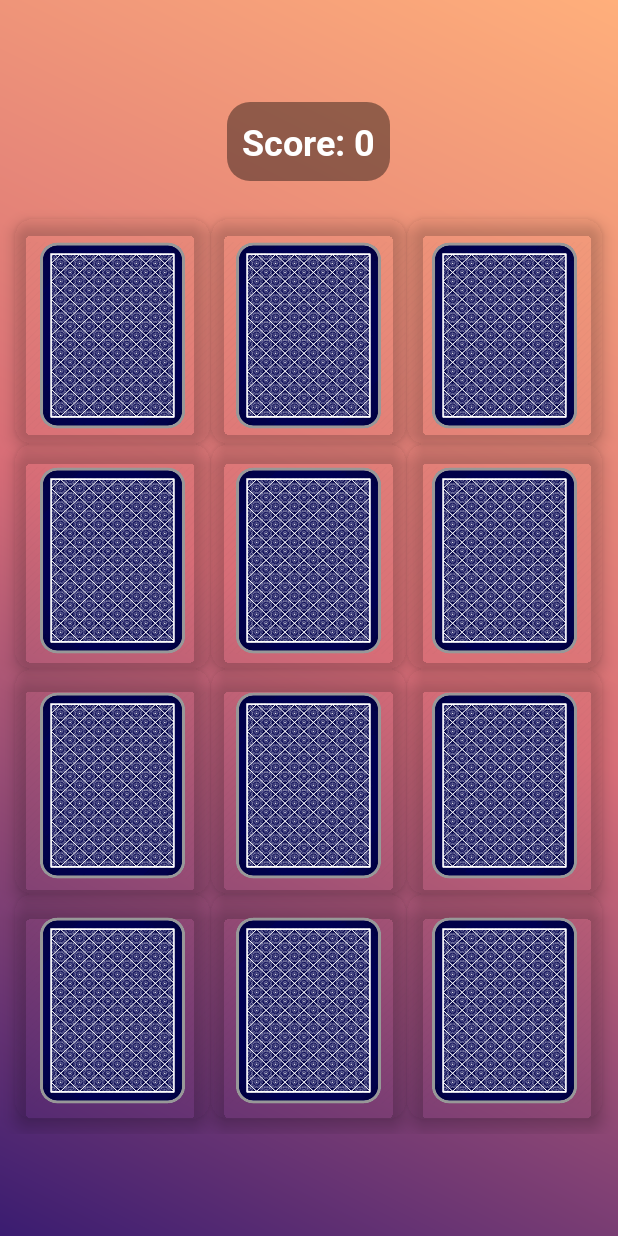
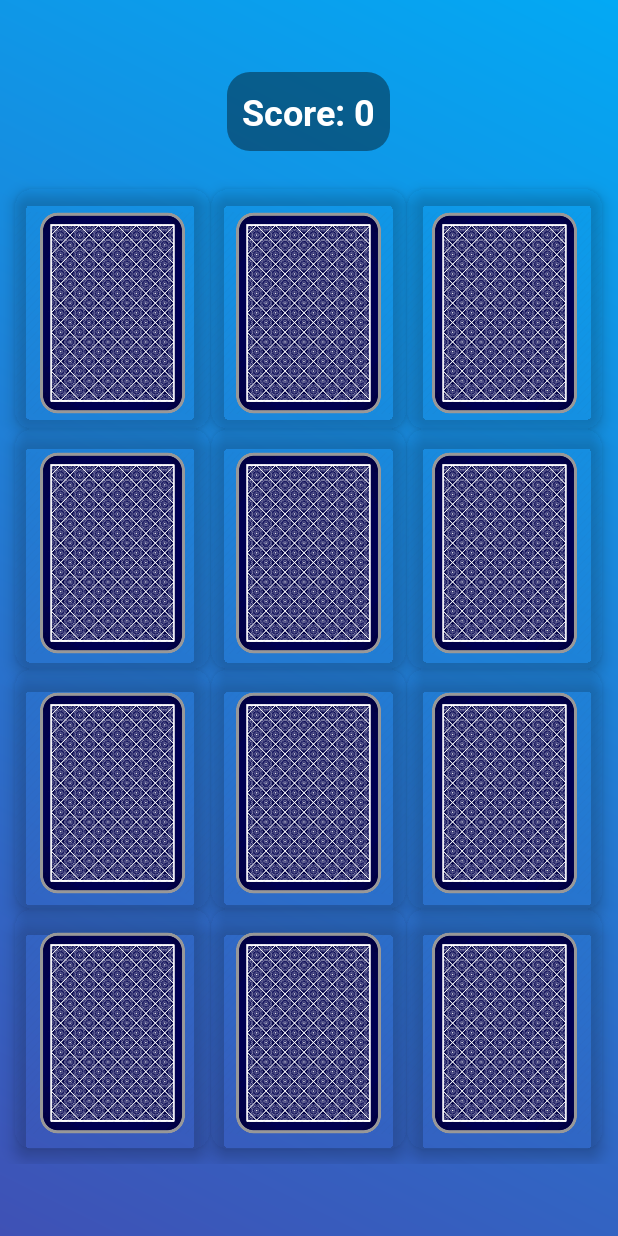
Before and after one commit to k-aghakhani/Memory-Card-Game, an Android app: the MainActivity screen opened directly, with no data from a screen before it, on a phone screen of 412 x 824 dp. Run offline under Robolectric (Android 15) with nearby library versions, the phone set to English and light mode, and no system bars.

Commit message:
Improve the appearance of the game

```diff
--- a/app/src/main/res/drawable/bg_gradient.xml
+++ b/app/src/main/res/drawable/bg_gradient.xml
@@ -4,9 +4,9 @@
         <shape android:shape="rectangle">
             <gradient
                 android:angle="45"
-                android:startColor="#3A1C71"
-                android:endColor="#FFAF7B"
-                android:centerColor="#D76D77"
+                android:startColor="#3F51B5"
+                android:endColor="#03A9F4"
+
                 android:type="linear"/>
         </shape>
     </item>
--- a/app/src/main/res/layout/item_card.xml
+++ b/app/src/main/res/layout/item_card.xml
@@ -12,7 +12,7 @@
         android:paddingBottom="10dp"
         android:id="@+id/imgCard"
         android:layout_width="130dp"
-        android:layout_height="150dp"
+        android:layout_height="160dp"
         android:scaleType="fitXY"
         android:background="@android:color/transparent"
         android:src="@drawable/card_back" />
```
